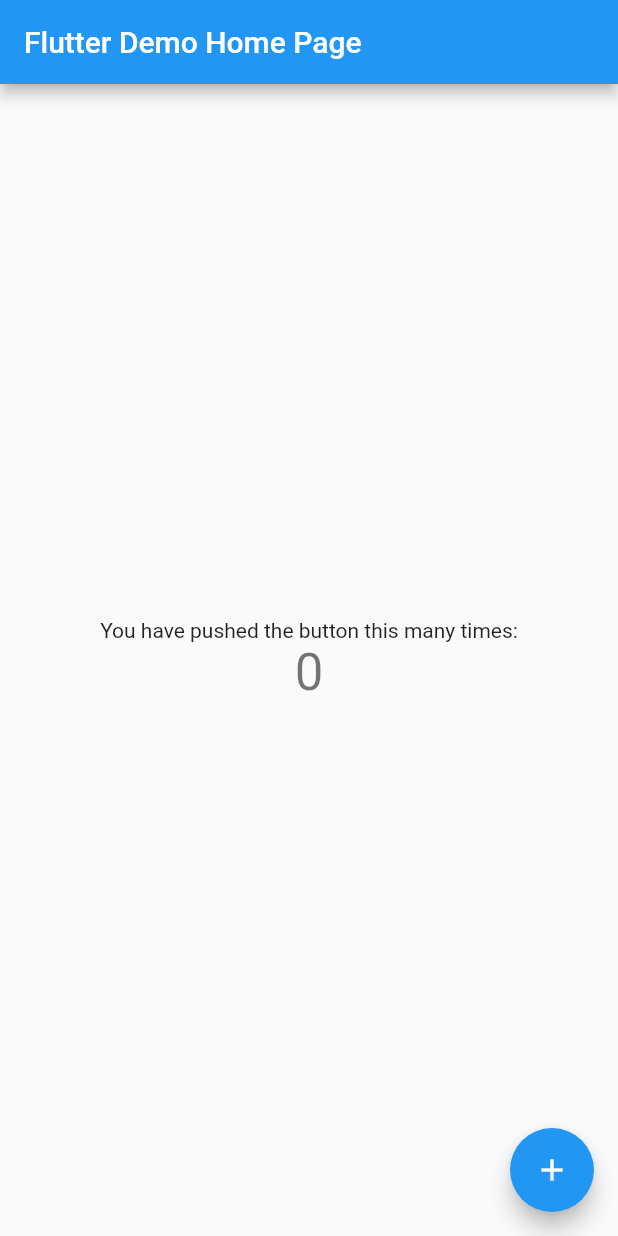
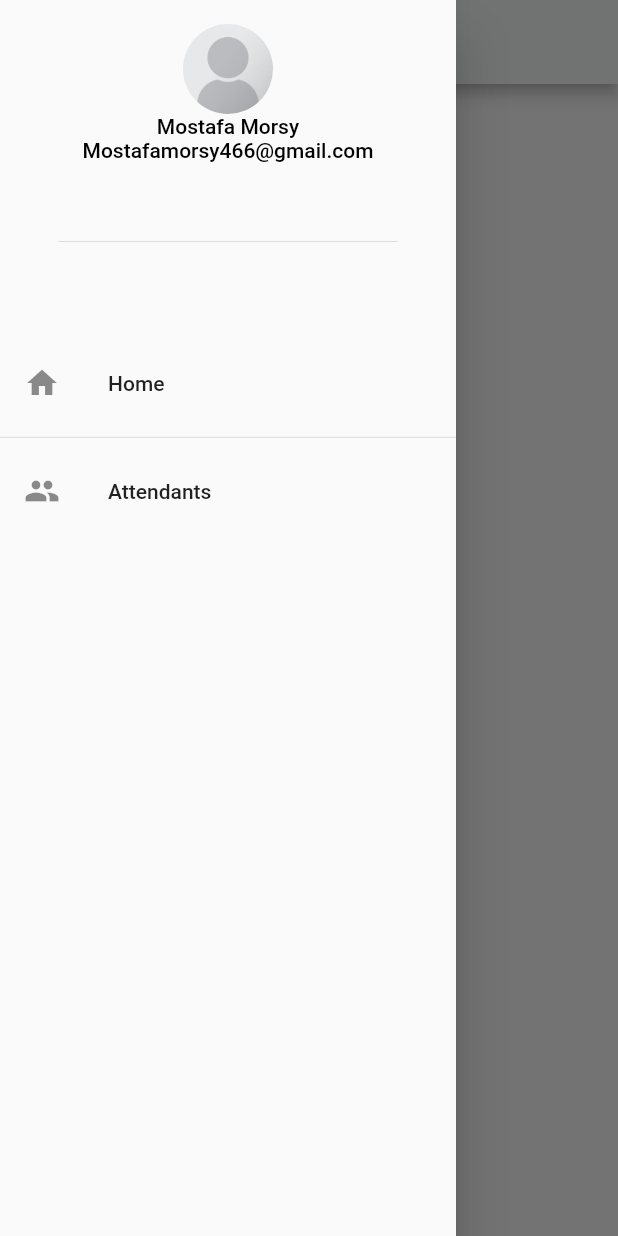
Before and after one commit to MostafaMo07/Chat_App-With_Firebase, a Flutter app: the screen it shows after launch, with the side drawer open (before the commit the screen has no drawer), on a phone screen of 412 x 824 dp. Run offline on Flutter 3.47's test engine with Material 2 defaults, Android fonts, the phone set to English and light mode, and no system bars.

Commit message:
Chat_App v1

```diff
--- /dev/null
+++ b/chat_app/lib/helpers/app_constant.dart
@@ -0,0 +1,18 @@
+import 'package:flutter/material.dart';
+
+class AppConstants {
+  static const String APP_PRIMARY_COLOR = "#EB342E";
+  static const String APP_BACKGROUND_COLOR = "#F6F8F9";
+  static const String APP_BACKGROUND_COLOR_WHITE = "#FFFFFF";
+  static const String APP_PRIMARY_COLOR_LIGHT = "#9f9f9f";
+  static const String APP_PRIMARY_COLOR_BLACK = "#000000";
+  static const String APP_PRIMARY_FONT_COLOR_WHITE = "#FFFFFF";
+  static const String APP_PRIMARY_COLOR_ACTION = "#BC2923";
+  static const String APP_PRIMARY_ROOM_COLOR = "#707070";
+  static const String APP_PRIMARY_COLOR_GREEN = "#009099";
+  static const String APP_BACKGROUND_COLOR_GRAY = "#D0D0D0";
+
+  static Color hexToColor(String code) {
+    return Color(int.parse(code.substring(1, 7), radix: 16) + 0xFF000000);
+  }
+}
--- a/chat_app/lib/main.dart
+++ b/chat_app/lib/main.dart
@@ -1,120 +1,71 @@
-import 'dart:core';
-
-
+import 'package:chat_app/helpers/app_constant.dart';
 import 'package:flutter/material.dart';
 
 void main() {
-  runApp(MyApp());
+  runApp(
+    MaterialApp(
+      title: 'Chat App',
+      theme: ThemeData(
+        primaryColor:
+            AppConstants.hexToColor(AppConstants.APP_BACKGROUND_COLOR),
+        backgroundColor:
+            AppConstants.hexToColor(AppConstants.APP_BACKGROUND_COLOR),
+        primaryColorLight:
+            AppConstants.hexToColor(AppConstants.APP_PRIMARY_COLOR_LIGHT),
+        accentColor: Colors.black,
+        accentIconTheme: IconThemeData(color: Colors.black),
+        dividerColor: Colors.black12,
+        textTheme: TextTheme(caption: TextStyle(color: Colors.white)),
+      ),
+      home: Scaffold(
+        drawer: _appDrawer(),
+        appBar: AppBar(
+          title: Text('Chat App'),
+        ),
+      ),
+    ),
+  );
 }
 
-class MyApp extends StatelessWidget {
-  // This widget is the root of your application.
-  @override
-  Widget build(BuildContext context) {
-    return MaterialApp(
-      title: 'Flutter Demo',
-      theme: ThemeData(
-        // This is the theme of your application.
-        //
-        // Try running your application with "flutter run". You'll see the
-        // application has a blue toolbar. Then, without quitting the app, try
-        // changing the primarySwatch below to Colors.green and then invoke
-        // "hot reload" (press "r" in the console where you ran "flutter run",
-        // or simply save your changes to "hot reload" in a Flutter IDE).
-        // Notice that the counter didn't reset back to zero; the application
-        // is not restarted.
-        primarySwatch: Colors.blue,
-        // This makes the visual density adapt to the platform that you run
-        // the app on. For desktop platforms, the controls will be smaller and
-        // closer together (more dense) than on mobile platforms.
-        visualDensity: VisualDensity.adaptivePlatformDensity,
-      ),
-      home: MyHomePage(title: 'Flutter Demo Home Page'),
-    );
-  }
-}
-
-class MyHomePage extends StatefulWidget {
-  MyHomePage({Key key, this.title}) : super(key: key);
-
-  // This widget is the home page of your application. It is stateful, meaning
-  // that it has a State object (defined below) that contains fields that affect
-  // how it looks.
-
-  // This class is the configuration for the state. It holds the values (in this
-  // case the title) provided by the parent (in this case the App widget) and
-  // used by the build method of the State. Fields in a Widget subclass are
-  // always marked "final".
-
-  final String title;
-
-  @override
-  _MyHomePageState createState() => _MyHomePageState();
-}
-
-class _MyHomePageState extends State<MyHomePage> {
-  int _counter = 0;
-
-  void _incrementCounter() {
-    setState(() {
-      // This call to setState tells the Flutter framework that something has
-      // changed in this State, which causes it to rerun the build method below
-      // so that the display can reflect the updated values. If we changed
-      // _counter without calling setState(), then the build method would not be
-      // called again, and so nothing would appear to happen.
-      _counter++;
-    });
-  }
-
-  @override
-  Widget build(BuildContext context) {
-    // This method is rerun every time setState is called, for instance as done
-    // by the _incrementCounter method above.
-    //
-    // The Flutter framework has been optimized to make rerunning build methods
-    // fast, so that you can just rebuild anything that needs updating rather
-    // than having to individually change instances of widgets.
-    return Scaffold(
-      appBar: AppBar(
-        // Here we take the value from the MyHomePage object that was created by
-        // the App.build method, and use it to set our appbar title.
-        title: Text(widget.title),
-      ),
-      body: Center(
-        // Center is a layout widget. It takes a single child and positions it
-        // in the middle of the parent.
+_appDrawer() {
+  return Drawer(
     child: Column(
-          // Column is also a layout widget. It takes a list of children and
-          // arranges them vertically. By default, it sizes itself to fit its
-          // children horizontally, and tries to be as tall as its parent.
-          //
-          // Invoke "debug painting" (press "p" in the console, choose the
-          // "Toggle Debug Paint" action from the Flutter Inspector in Android
-          // Studio, or the "Toggle Debug Paint" command in Visual Studio Code)
-          // to see the wireframe for each widget.
-          //
-          // Column has various properties to control how it sizes itself and
-          // how it positions its children. Here we use mainAxisAlignment to
-          // center the children vertically; the main axis here is the vertical
-          // axis because Columns are vertical (the cross axis would be
-          // horizontal).
-          mainAxisAlignment: MainAxisAlignment.center,
       children: <Widget>[
-            Text(
-              'You have pushed the button this many times:',
+        DrawerHeader(
+          child: Column(
+            mainAxisAlignment: MainAxisAlignment.start,
+            children: [
+              CircleAvatar(
+                radius: 30.0,
+                backgroundImage:
+                    AssetImage('assets/images/user_placeholder.jpg'),
+                backgroundColor: Colors.transparent,
               ),
               Text(
-              '$_counter',
-              style: Theme.of(context).textTheme.headline4,
+                'Mostafa Morsy',
+                style: TextStyle(color: Colors.black),
+              ),
+              Text(
+                'Mostafamorsy466@gmail.com',
+                style: TextStyle(color: Colors.black),
               ),
             ],
           ),
         ),
-      floatingActionButton: FloatingActionButton(
-        onPressed: _incrementCounter,
-        tooltip: 'Increment',
-        child: Icon(Icons.add),
-      ), // This trailing comma makes auto-formatting nicer for build methods.
+        Spacer(),
+        ListTile(
+          leading: Icon(Icons.home),
+          title: Text('Home'),
+          onTap: () {},
+        ),
+        Divider(),
+        ListTile(
+          leading: Icon(Icons.people),
+          title: Text('Attendants'),
+          onTap: () {},
+        ),
+        Spacer(flex: 8),
+      ],
+    ),
   );
 }
-}
--- a/chat_app/pubspec.yaml
+++ b/chat_app/pubspec.yaml
@@ -45,7 +45,8 @@ flutter:
   uses-material-design: true
 
   # To add assets to your application, add an assets section, like this:
-  # assets:
+  assets:
+   - assets/images/
   #   - images/a_dot_burr.jpeg
   #   - images/a_dot_ham.jpeg
 
```
Also changed, not shown: chat_app/assets/images/user_placeholder.jpg (added), 1 other file. Lines whose indentation alone changed are shown as unchanged.
